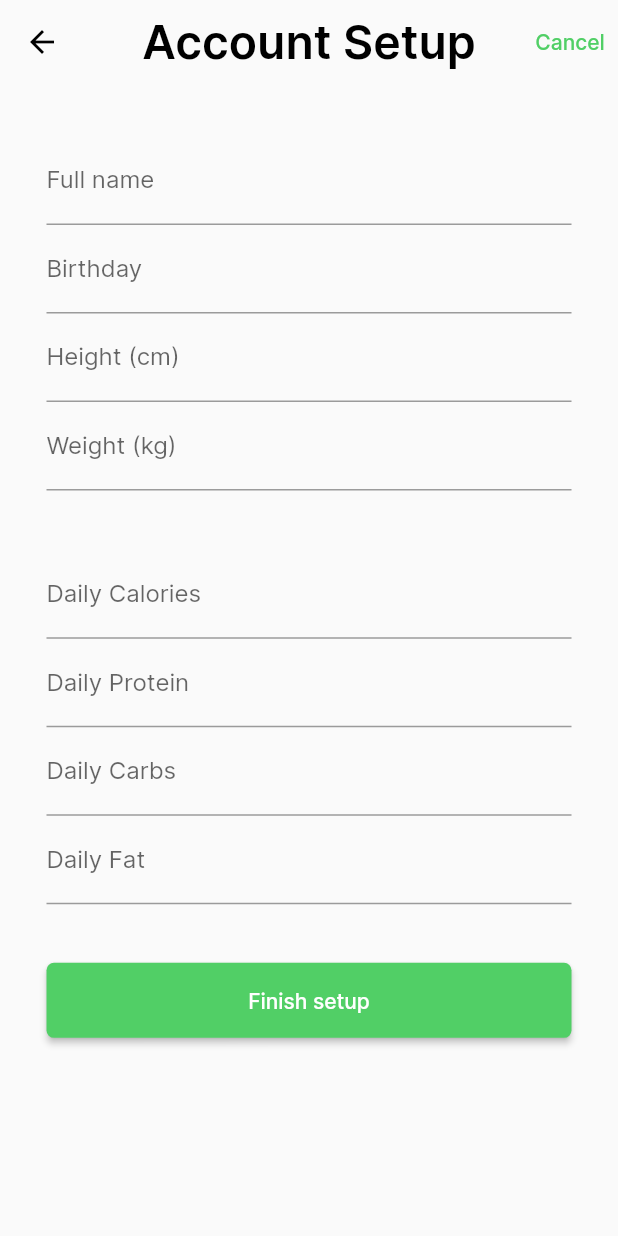
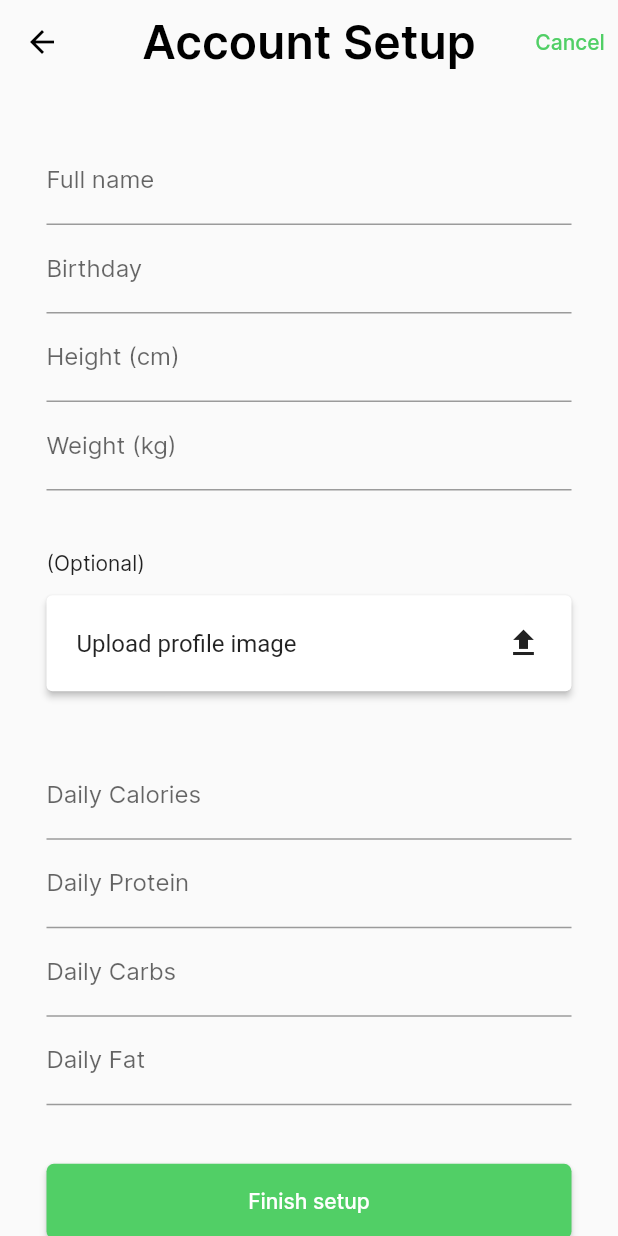
Before and after one commit to Bulk-bros/stattrack, a Flutter app: the AccountSetupPage screen opened directly, on a phone screen of 412 x 824 dp. Run offline on Flutter 3.47's test engine with Material 2 defaults, Android fonts, the light colour scheme and no system bars; our stand-ins replace cloud_firestore, firebase_auth, firebase_core, firebase_storage, flutter_riverpod, flutter_svg and 3 more; missing offline and left inert: assorted_layout_widgets, flutter_login_facebook, week_of_year; accounts and stored records are empty; project files that could hold a hidden picture were left out.

Commit message:
Upload profile img with streams

```diff
--- a/stattrack/lib/components/forms/form_fields/image_picker_input.dart
+++ b/stattrack/lib/components/forms/form_fields/image_picker_input.dart
@@ -34,16 +34,23 @@ class ImagePickerInput extends StatelessWidget {
     return ElevatedButton(
       onPressed: () => _pickImage(),
       style: ElevatedButton.styleFrom(
-        primary: Colors.grey[200],
+        backgroundColor: Colors.white,
         padding: const EdgeInsets.all(20.0),
       ),
       child: Row(
         mainAxisAlignment: MainAxisAlignment.spaceBetween,
         children: <Widget>[
-          Text(
-            label,
-            style: const TextStyle(
-              color: Colors.black87,
+          Flexible(
+            child: RichText(
+              overflow: TextOverflow.ellipsis,
+              strutStyle: const StrutStyle(fontSize: 16.0),
+              text: TextSpan(
+                text: label,
+                style: const TextStyle(
+                  color: Colors.black87,
+                  fontSize: 16.0,
+                ),
+              ),
             ),
           ),
           const Icon(
--- a/stattrack/lib/models/user.dart
+++ b/stattrack/lib/models/user.dart
@@ -2,6 +2,7 @@ import 'package:cloud_firestore/cloud_firestore.dart';
 
 class User {
   final String name;
+  final String profilePictureUrl;
   final num weight;
   final num height;
   final Timestamp birthday;
@@ -12,6 +13,7 @@ class User {
 
   User({
     required this.name,
+    required this.profilePictureUrl,
     required this.weight,
     required this.height,
     required this.birthday,
@@ -32,6 +34,7 @@ class User {
   static User fromMap(Map<String, dynamic> document) {
     return User(
         name: document["name"],
+        profilePictureUrl: document["profilePicture"],
         weight: document["weight"],
         height: document["height"],
         birthday: document["birthday"],
--- a/stattrack/lib/pages/account_setup/account_setup_page.dart
+++ b/stattrack/lib/pages/account_setup/account_setup_page.dart
@@ -1,8 +1,10 @@
 import 'package:cloud_firestore/cloud_firestore.dart';
 import 'package:flutter/material.dart';
 import 'package:flutter_riverpod/flutter_riverpod.dart';
+import 'package:image_picker/image_picker.dart';
 import 'package:stattrack/components/buttons/form_button.dart';
 import 'package:stattrack/components/custom_app_bar.dart';
+import 'package:stattrack/components/forms/form_fields/image_picker_input.dart';
 import 'package:stattrack/models/user.dart';
 import 'package:stattrack/providers/auth_provider.dart';
 import 'package:stattrack/providers/repository_provider.dart';
@@ -63,6 +65,8 @@ class _AccountSetupPageState extends ConsumerState<AccountSetupPage> {
   // State variables
   bool _isLoading = false;
   bool _showInputErrors = false;
+
+  XFile? _image;
 
   void _updateState() {
     setState(() {});
@@ -136,6 +140,7 @@ class _AccountSetupPageState extends ConsumerState<AccountSetupPage> {
       repo.addUser(
           User(
             name: _name,
+            profilePictureUrl: '',
             birthday: parsedBirthday,
             height: num.parse(_height),
             weight: num.parse(_weight),
@@ -145,6 +150,10 @@ class _AccountSetupPageState extends ConsumerState<AccountSetupPage> {
             dailyFat: num.parse(_fat),
           ),
           auth.currentUser!.uid);
+      // Upload profile picture
+      if (_image != null) {
+        repo.uploadProfilePicture(_image!, auth.currentUser!.uid);
+      }
     } catch (e) {
       if (e.toString() == 'Exception: Invalid inputs') {
         setState(() {
@@ -181,7 +190,7 @@ class _AccountSetupPageState extends ConsumerState<AccountSetupPage> {
     return <Widget>[
       TextButton(
         onPressed: _signOut,
-        style: TextButton.styleFrom(primary: Palette.accent[400]),
+        style: TextButton.styleFrom(foregroundColor: Palette.accent[400]),
         child: const Text(
           "Cancel",
         ),
@@ -197,6 +206,7 @@ class _AccountSetupPageState extends ConsumerState<AccountSetupPage> {
       padding: const EdgeInsets.all(31.0),
       child: Form(
         child: Column(
+          crossAxisAlignment: CrossAxisAlignment.stretch,
           children: <Widget>[
             TextFormField(
               controller: _nameController,
@@ -256,6 +266,22 @@ class _AccountSetupPageState extends ConsumerState<AccountSetupPage> {
               textInputAction: TextInputAction.next,
               onEditingComplete: _weightEditingComplete,
               onChanged: (name) => _updateState(),
+            ),
+            const SizedBox(
+              height: 39.9,
+            ),
+            const Text(
+              '(Optional)',
+              textAlign: TextAlign.left,
+            ),
+            const SizedBox(
+              height: 13.0,
+            ),
+            ImagePickerInput(
+              onImagePicked: (image) => setState(() {
+                _image = image;
+              }),
+              label: _image == null ? 'Upload profile image' : _image!.name,
             ),
             const SizedBox(
               height: 39.9,
--- a/stattrack/lib/pages/settings_pages/settings_page.dart
+++ b/stattrack/lib/pages/settings_pages/settings_page.dart
@@ -1,12 +1,17 @@
 import 'package:flutter/material.dart';
+import 'package:flutter_riverpod/flutter_riverpod.dart';
+import 'package:image_picker/image_picker.dart';
 import 'package:page_transition/page_transition.dart';
 import 'package:stattrack/components/buttons/secondary_button.dart';
 import 'package:stattrack/components/custom_app_bar.dart';
 import 'package:stattrack/components/buttons/main_button.dart';
+import 'package:stattrack/components/forms/form_fields/image_picker_input.dart';
 import 'package:stattrack/pages/settings_pages/change_password_page.dart';
+import 'package:stattrack/providers/repository_provider.dart';
 import 'package:stattrack/services/auth.dart';
+import 'package:stattrack/services/repository.dart';
 
-class SettingsPage extends StatelessWidget {
+class SettingsPage extends ConsumerWidget {
   const SettingsPage({Key? key, required this.auth}) : super(key: key);
 
   final AuthBase auth;
@@ -26,8 +31,22 @@ class SettingsPage extends StatelessWidget {
     );
   }
 
+  void _uploadImage(BuildContext context, WidgetRef ref, XFile image) {
+    final Repository repo = ref.read(repositoryProvider);
+    try {
+      repo.uploadProfilePicture(image, auth.currentUser!.uid);
+
+      const snackBar = SnackBar(
+        content: Text('Profile picture was succesfully changed!'),
+      );
+      ScaffoldMessenger.of(context).showSnackBar(snackBar);
+    } catch (e) {
+      print(e.toString());
+    }
+  }
+
   @override
-  Widget build(BuildContext context) {
+  Widget build(BuildContext context, WidgetRef ref) {
     return Scaffold(
       appBar: CustomAppBar(
         headerTitle: "Settings",
@@ -43,6 +62,13 @@ class SettingsPage extends StatelessWidget {
             Column(
               crossAxisAlignment: CrossAxisAlignment.stretch,
               children: <Widget>[
+                ImagePickerInput(
+                  onImagePicked: (image) => _uploadImage(context, ref, image),
+                  label: 'Change profile image',
+                ),
+                const SizedBox(
+                  height: 16.0,
+                ),
                 SecondaryButton(
                   callback: () => _handleChangePassword(context),
                   child: Row(
```
Also changed, not shown: stattrack/lib/pages/user_profile_page.dart (+9 -17 lines), stattrack/lib/services/firestore_repository.dart (+11 -1 lines).
